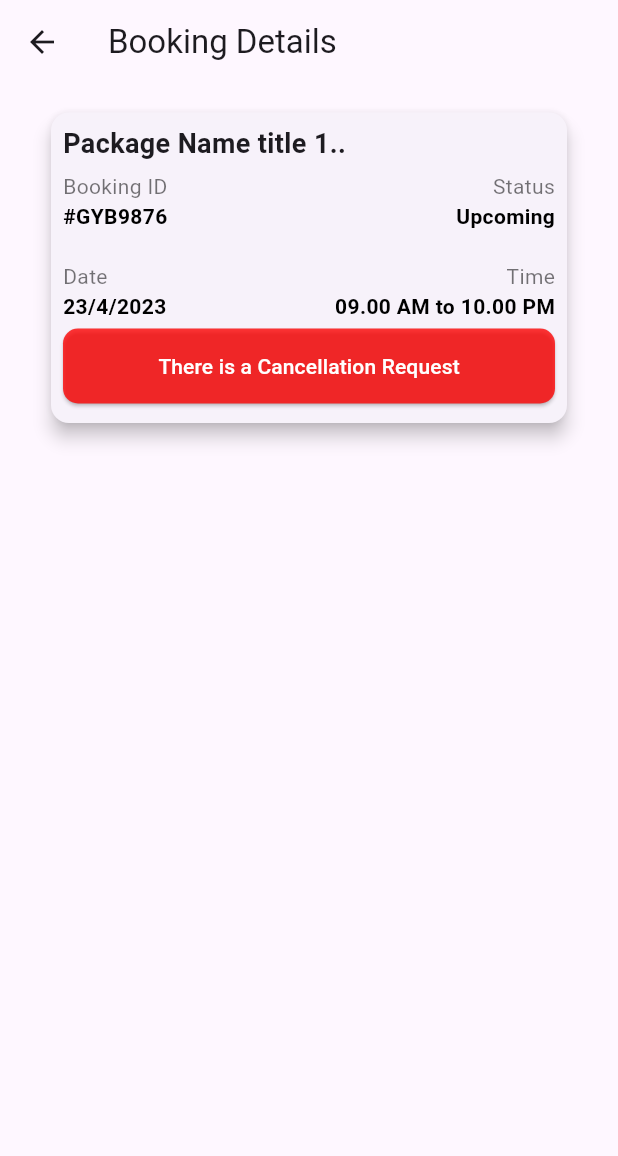
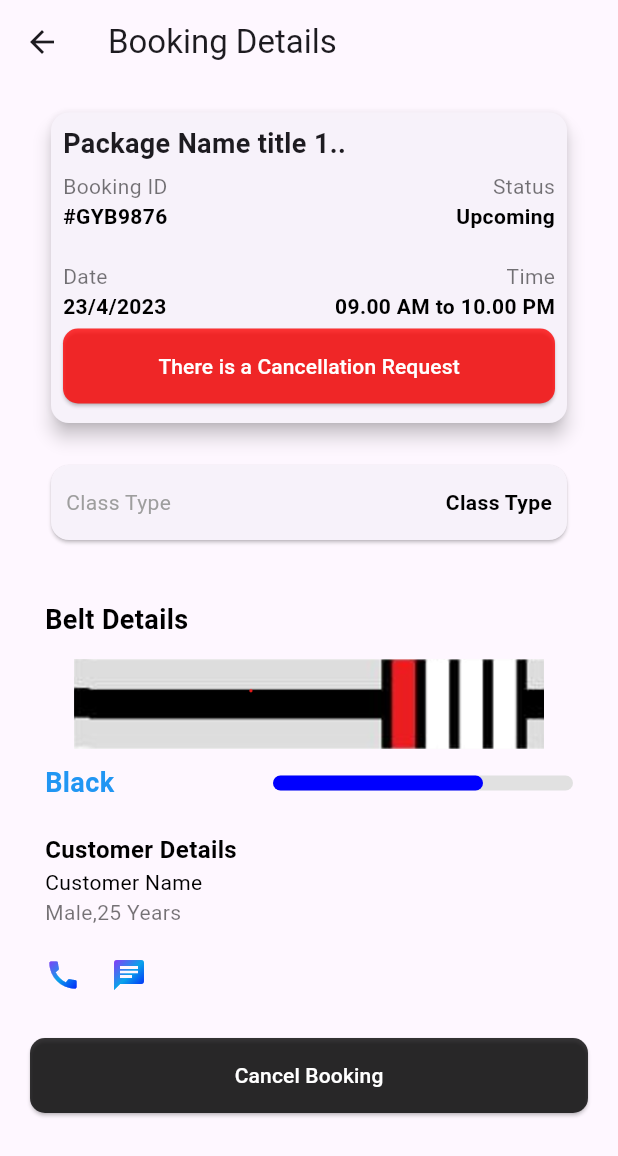
Before and after one commit to AtharvaParadkar/Flutterrr, a Flutter app: the GymboxBookingDetails screen opened directly with sample values from the repository, on a phone screen of 412 x 824 dp. Shown: the top 1156 px of the screen. Run offline on Flutter 3.47's test engine with Material 3 defaults, Android fonts, the phone set to English and light mode, and no system bars; our stand-ins replace another_carousel_pro, carousel_slider, fluttertoast, local_auth; missing offline and left inert: qr_code_scanner; network calls fail.

Commit message:
Booking Details

```diff
--- a/lib/Screens/GymBox_Screens/gymboxbookingdetails.dart
+++ b/lib/Screens/GymBox_Screens/gymboxbookingdetails.dart
@@ -133,6 +133,163 @@ class GymboxBookingDetails extends StatelessWidget {
               ),
             ),
           ),
+          Padding(
+            padding: EdgeInsets.symmetric(horizontal: 30, vertical: 5),
+            child: Card(
+              child: Padding(
+                padding: EdgeInsets.symmetric(horizontal: 10, vertical: 15),
+                child: Row(
+                  children: [
+                    Text(
+                      'Class Type',
+                      style: TextStyle(fontSize: 14, color: Colors.grey),
+                    ),
+                    Spacer(),
+                    Text(
+                      'Class Type',
+                      style: TextStyle(
+                          fontSize: 14,
+                          color: Colors.black,
+                          fontWeight: FontWeight.bold),
+                    ),
+                  ],
+                ),
+              ),
+            ),
+          ),
+          Padding(
+            padding: EdgeInsets.symmetric(horizontal: 30, vertical: 5),
+            child: Column(
+              crossAxisAlignment: CrossAxisAlignment.start,
+              children: [
+                SizedBox(height: 26),
+                Text(
+                  'Belt Details',
+                  style: TextStyle(
+                    fontSize: 18,
+                    color: Colors.black,
+                    fontWeight: FontWeight.bold,
+                  ),
+                ),
+                SizedBox(height: 13),
+                Container(
+                  height: 60,
+                  width: double.infinity,
+                  child: Image.asset('assets/Gymbox_Images/belt.png'),
+                ),
+                SizedBox(height: 10),
+                Row(
+                  children: [
+                    Text(
+                      'Black',
+                      style: TextStyle(
+                        fontSize: 18,
+                        color: Colors.blue,
+                        fontWeight: FontWeight.bold,
+                      ),
+                    ),
+                    Spacer(),
+                    SizedBox(
+                      width: 200,
+                      child: LinearProgressIndicator(
+                        minHeight: 10,
+                        borderRadius: BorderRadius.circular(20),
+                        backgroundColor:
+                            const Color.fromARGB(255, 225, 225, 225),
+                        valueColor: AlwaysStoppedAnimation(
+                            Color.fromARGB(255, 0, 0, 255)),
+                        value: 0.7,
+                      ),
+                    ),
+                  ],
+                ),
+                SizedBox(height: 20),
+                Text(
+                  'Customer Details',
+                  style: TextStyle(
+                    fontSize: 16,
+                    color: Colors.black,
+                    fontWeight: FontWeight.bold,
+                  ),
+                ),
+                Text(
+                  'Customer Name',
+                  style: TextStyle(
+                    fontSize: 14,
+                    color: Colors.black,
+                  ),
+                ),
+                Text(
+                  'Male,25 Years',
+                  style: TextStyle(
+                    fontSize: 14,
+                    color: Colors.black54,
+                  ),
+                ),
+                SizedBox(height: 20),
+                Row(
+                  children: [
+                    ShaderMask(
+                      shaderCallback: (bounds) {
+                        return const LinearGradient(
+                          colors: [
+                            Color.fromARGB(255, 160, 37, 249),
+                            Color.fromARGB(255, 10, 163, 234),
+                            Color.fromARGB(255, 0, 0, 255),
+                          ],
+                          begin: Alignment.topLeft,
+                          end: Alignment.bottomRight,
+                        ).createShader(bounds);
+                      },
+                      child: Icon(
+                        Icons.call,
+                        color: Colors.white,
+                      ),
+                    ),
+                    SizedBox(width: 20),
+                    ShaderMask(
+                      shaderCallback: (bounds) {
+                        return const LinearGradient(
+                          colors: [
+                            Color.fromARGB(255, 160, 37, 249),
+                            Color.fromARGB(255, 10, 163, 234),
+                            Color.fromARGB(255, 0, 0, 255),
+                          ],
+                          begin: Alignment.topLeft,
+                          end: Alignment.bottomRight,
+                        ).createShader(bounds);
+                      },
+                      child: Icon(
+                        Icons.chat,
+                        color: Colors.white,
+                      ),
+                    ),
+                  ],
+                ),
+              ],
+            ),
+          ),
+          SizedBox(height: 20),
+          Padding(
+            padding: EdgeInsets.symmetric(vertical: 5, horizontal: 20),
+            child: ElevatedButton(
+              onPressed: () {},
+              style: ElevatedButton.styleFrom(
+                backgroundColor: Color.fromARGB(200, 0, 0, 0),
+                minimumSize: Size(double.infinity, 50),
+                shape: RoundedRectangleBorder(
+                  borderRadius: BorderRadius.circular(10),
+                ),
+              ),
+              child: Text(
+                'Cancel Booking',
+                style: TextStyle(
+                  color: Colors.white,
+                  fontSize: 14,
+                ),
+              ),
+            ),
+          ),
         ],
       ),
     );
```
Also changed, not shown: assets/Gymbox_Images/belt.png (added).
